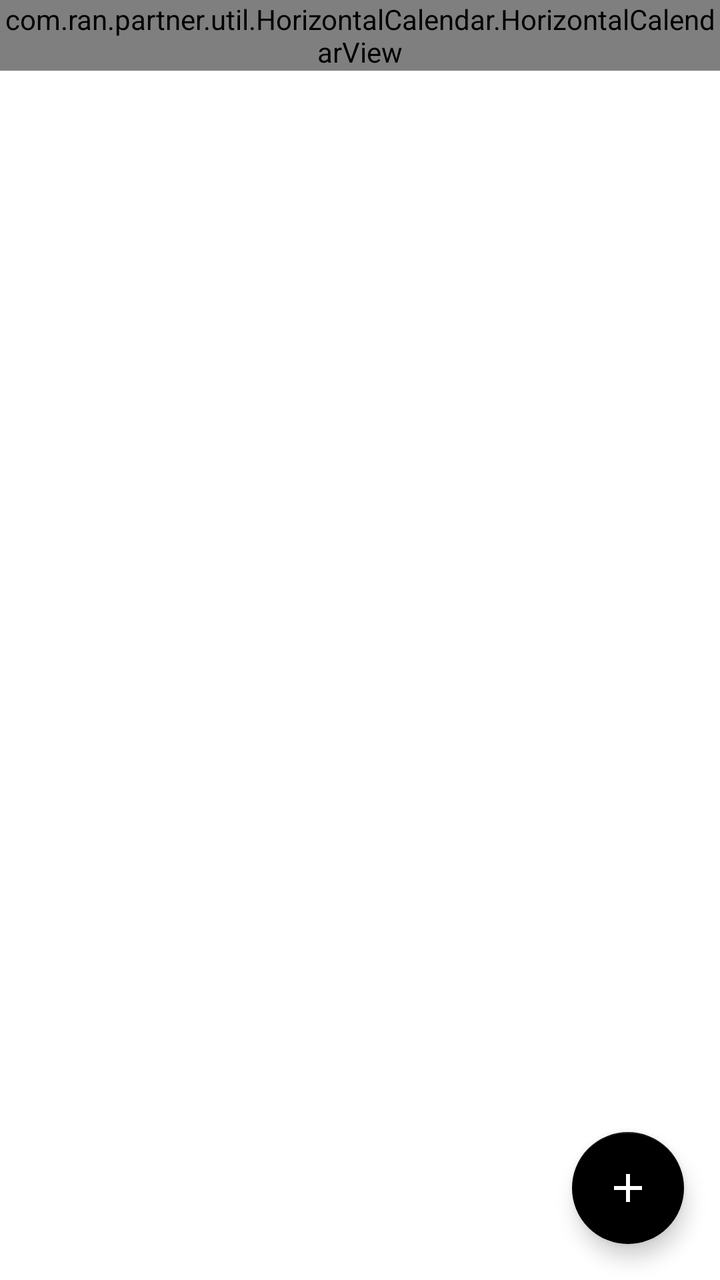
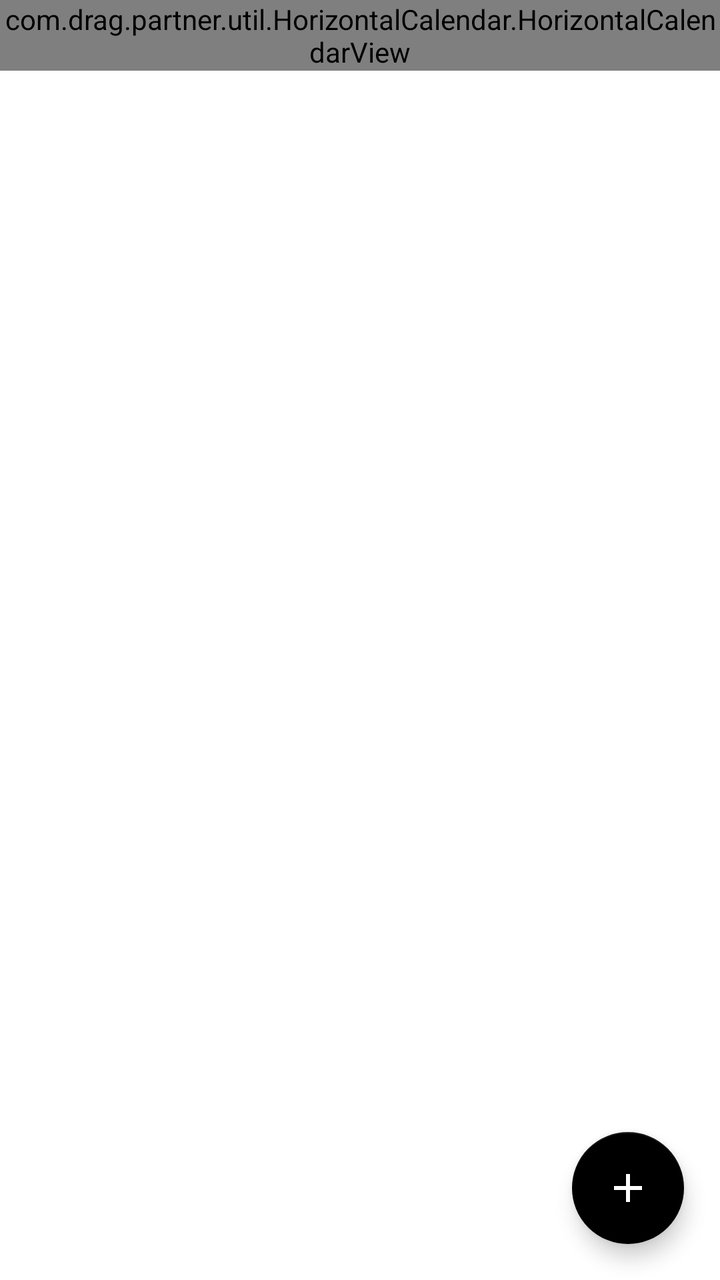

Two renders of the same Android screen: before a commit and after it. Below are the layout's source before the change and the commit's diff.
<!-- AndroidManifest.xml: application theme AppTheme -->
<!-- res/layout/fragment_cars.xml -->
<LinearLayout xmlns:android="http://schemas.android.com/apk/res/android"
    xmlns:app="http://schemas.android.com/apk/res-auto"
    xmlns:tools="http://schemas.android.com/tools"
    android:layout_width="match_parent"
    android:layout_height="match_parent"
    android:background="@android:color/white"
    android:orientation="vertical"
    tools:context=".MainActivity">

    <android.support.design.widget.AppBarLayout
        android:id="@+id/cars_app_bar"
        android:layout_width="match_parent"
        android:layout_height="wrap_content"
        android:theme="@style/AppTheme.AppBarOverlay">

        <com.ran.partner.util.HorizontalCalendar.HorizontalCalendarView
            android:id="@+id/cars_calendar_view"
            android:layout_width="match_parent"
            android:layout_height="wrap_content"
            android:background="@color/colorPrimary" />

    </android.support.design.widget.AppBarLayout>

    <android.support.design.widget.CoordinatorLayout
        android:layout_width="match_parent"
        android:layout_height="match_parent"
        android:orientation="vertical">

        <RelativeLayout
            android:layout_width="match_parent"
            android:layout_height="match_parent">

            <android.support.v7.widget.RecyclerView
                android:id="@+id/cars_recycler_view"
                android:layout_width="match_parent"
                android:layout_height="match_parent"
                android:scrollbars="vertical"
                android:scrollingCache="true" />

            <ImageView
                android:id="@+id/cars_empty_view"
                android:layout_width="wrap_content"
                android:layout_height="wrap_content"
                android:layout_centerInParent="true"
                android:src="@drawable/ic_empty_view"
                android:visibility="gone"
                tools:ignore="ContentDescription" />

        </RelativeLayout>

        <android.support.design.widget.FloatingActionButton
            android:id="@+id/cars_add_car"
            android:layout_width="wrap_content"
            android:layout_height="wrap_content"
            android:layout_gravity="bottom|end"
            android:layout_margin="18dp"
            android:clickable="true"
            android:focusable="true"
            android:tint="@android:color/white"
            app:backgroundTint="@color/black"
            app:fabSize="normal"
            app:rippleColor="@android:color/white"
            app:srcCompat="@drawable/ic_add" />

    </android.support.design.widget.CoordinatorLayout>

</LinearLayout>
<!-- resources referenced by this layout -->
<resources>
  <color name="black">#000000</color>
  <color name="colorPrimary">#000000</color>
  <!-- drawable ic_add (drawable) -->
  <vector xmlns:android="http://schemas.android.com/apk/res/android"
      android:width="24dp"
      android:height="24dp"
      android:viewportHeight="24.0"
      android:viewportWidth="24.0">
      <path
          android:fillColor="#FFFFFFFF"
          android:pathData="M19,13h-6v6h-2v-6H5v-2h6V5h2v6h6v2z" />
  </vector>
  <!-- drawable ic_empty_view: png bitmap (drawable, 22529 bytes) -->
  <style name="AppTheme.AppBarOverlay" parent="ThemeOverlay.AppCompat.Dark.ActionBar" />
  <style name="AppTheme" parent="Base.Theme.AppCompat.Light.DarkActionBar">
          <item name="colorPrimary">@color/colorPrimary</item>
          <item name="colorPrimaryDark">@color/colorPrimaryDark</item>
          <item name="colorAccent">@color/colorAccent</item>
      </style>
  <color name="colorPrimaryDark">#000000</color>
  <color name="colorAccent">#000000</color>
</resources>

<!-- the commit's change to res/layout/fragment_cars.xml (unified diff, before → after) -->
@@ -13,7 +13,7 @@
         android:layout_height="wrap_content"
         android:theme="@style/AppTheme.AppBarOverlay">
 
-        <com.ran.partner.util.HorizontalCalendar.HorizontalCalendarView
+        <com.drag.partner.util.HorizontalCalendar.HorizontalCalendarView
             android:id="@+id/cars_calendar_view"
             android:layout_width="match_parent"
             android:layout_height="wrap_content"
